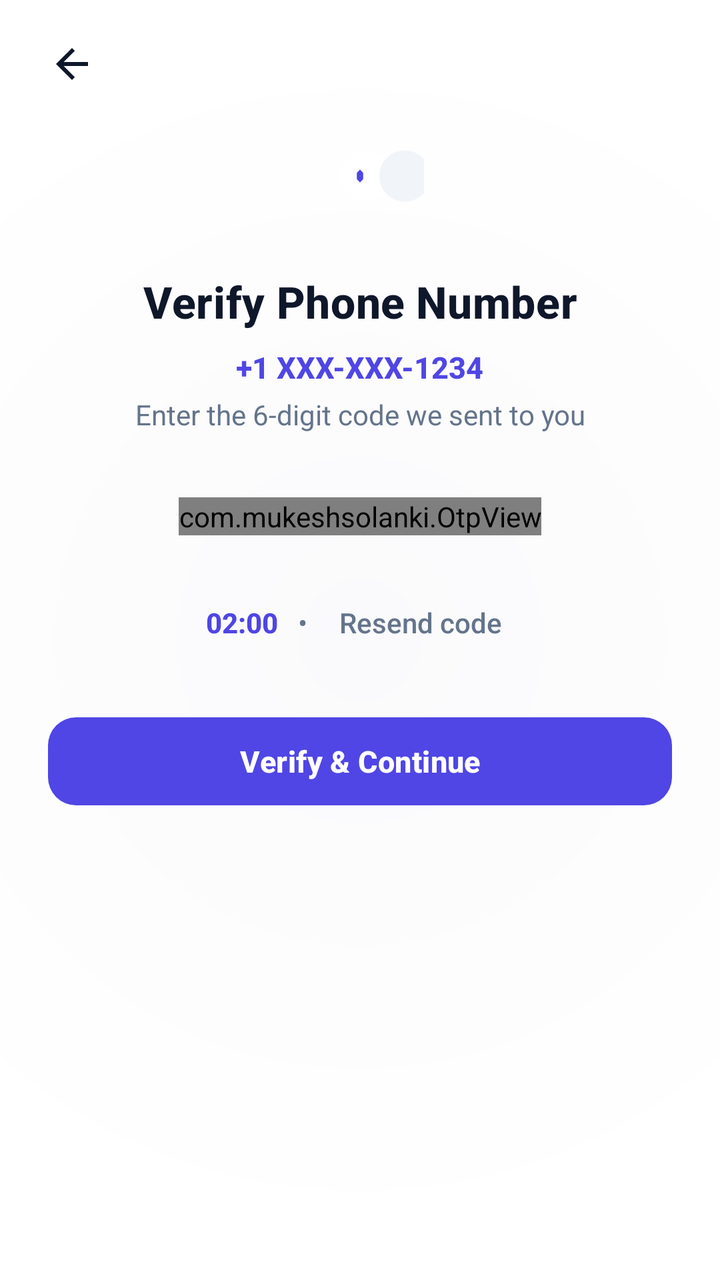
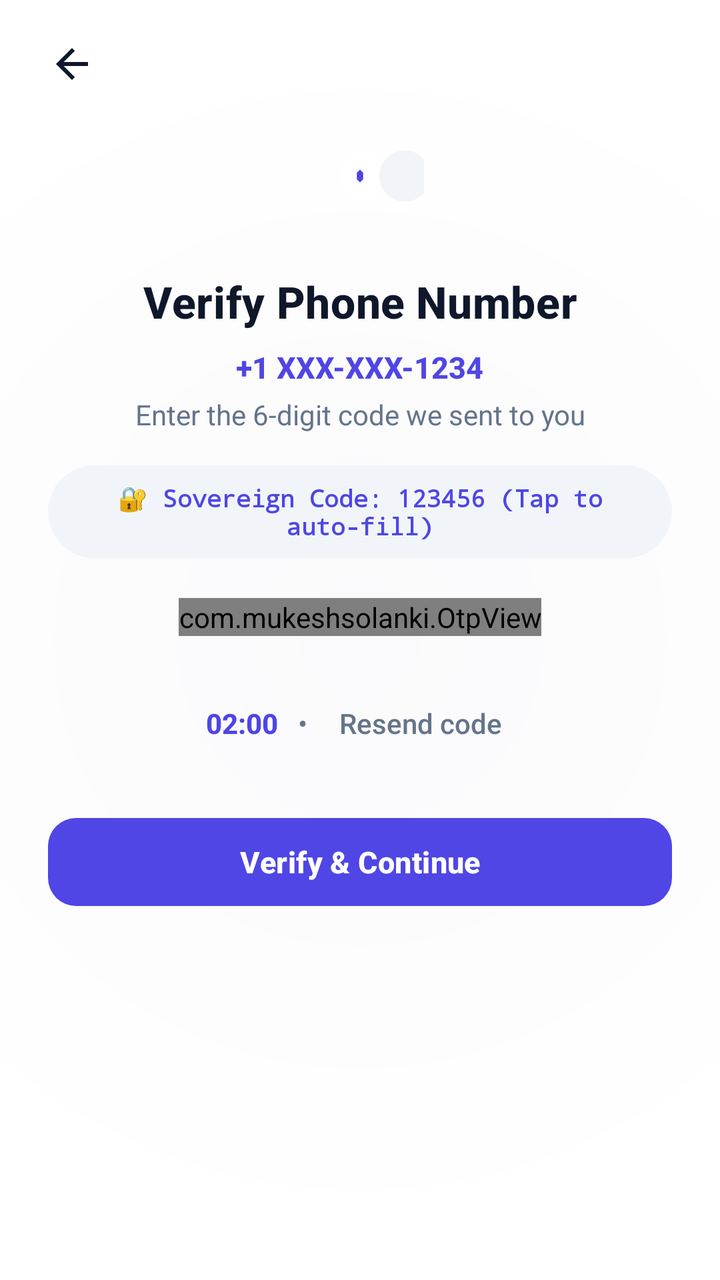

Before-and-after screenshots of an Android layout around one commit, followed by the original layout XML and the change that was made.
<!-- AndroidManifest.xml: application theme Theme.VEIL -->
<!-- res/layout/activity_otp_verification.xml -->
<?xml version="1.0" encoding="utf-8"?>
<FrameLayout xmlns:android="http://schemas.android.com/apk/res/android"
    xmlns:app="http://schemas.android.com/apk/res-auto"
    android:id="@+id/otp_root"
    android:layout_width="match_parent"
    android:layout_height="match_parent"
    android:background="@drawable/splash_background">

    
    <ImageView
        android:id="@+id/backButton"
        android:layout_width="40dp"
        android:layout_height="40dp"
        android:layout_gravity="top|start"
        android:layout_marginStart="16dp"
        android:layout_marginTop="12dp"
        android:background="?attr/selectableItemBackgroundBorderless"
        android:contentDescription="@string/back"
        android:padding="8dp"
        android:src="@drawable/ic_arrow_back"
        app:tint="@color/textPrimary" />

    
    <androidx.core.widget.NestedScrollView
        android:layout_width="match_parent"
        android:layout_height="match_parent"
        android:fillViewport="true"
        android:overScrollMode="never"
        android:scrollbars="none">

        <LinearLayout
            android:layout_width="match_parent"
            android:layout_height="wrap_content"
            android:layout_gravity="center"
            android:gravity="center_horizontal"
            android:maxWidth="440dp"
            android:orientation="vertical"
            android:paddingHorizontal="24dp"
            android:paddingTop="56dp"
            android:paddingBottom="32dp">

            
            <ImageView
                android:layout_width="64dp"
                android:layout_height="64dp"
                android:layout_marginBottom="16dp"
                android:contentDescription="@string/verify_phone_number"
                android:scaleType="fitCenter"
                android:src="@drawable/veil_logo" />

            <TextView
                android:layout_width="wrap_content"
                android:layout_height="wrap_content"
                android:fontFamily="sans-serif-medium"
                android:gravity="center"
                android:letterSpacing="0.01"
                android:text="@string/verify_phone_number"
                android:textColor="@color/textPrimary"
                android:textSize="22sp"
                android:textStyle="bold" />

            <TextView
                android:id="@+id/phoneNumberText"
                android:layout_width="wrap_content"
                android:layout_height="wrap_content"
                android:layout_marginTop="8dp"
                android:fontFamily="sans-serif-medium"
                android:gravity="center"
                android:text="+1 XXX-XXX-1234"
                android:textColor="@color/veil_accent"
                android:textSize="15sp"
                android:textStyle="bold" />

            <TextView
                android:layout_width="wrap_content"
                android:layout_height="wrap_content"
                android:layout_marginTop="4dp"
                android:layout_marginBottom="32dp"
                android:fontFamily="sans-serif"
                android:gravity="center"
                android:text="@string/enter_otp_hint"
                android:textColor="@color/textSecondary"
                android:textSize="14sp" />

            
            <com.mukeshsolanki.OtpView
                android:id="@+id/otpView"
                android:layout_width="wrap_content"
                android:layout_height="wrap_content"
                android:layout_gravity="center"
                android:layout_marginBottom="28dp"
                android:clickable="true"
                android:cursorVisible="true"
                android:focusable="true"
                android:focusableInTouchMode="true"
                android:fontFamily="sans-serif-medium"
                android:inputType="number"
                android:textColor="@color/textPrimary"
                android:textSize="20sp"
                android:textStyle="bold"
                app:OtpHideLineWhenFilled="true"
                app:OtpItemCount="6"
                app:OtpItemHeight="50dp"
                app:OtpItemRadius="12dp"
                app:OtpItemSpacing="8dp"
                app:OtpItemWidth="34dp"
                app:OtpLineColor="@color/veil_accent"
                app:OtpLineWidth="1.5dp"
                app:OtpViewType="rectangle" />

            
            <LinearLayout
                android:layout_width="match_parent"
                android:layout_height="wrap_content"
                android:layout_marginBottom="28dp"
                android:gravity="center"
                android:orientation="horizontal">

                <TextView
                    android:id="@+id/timerText"
                    android:layout_width="wrap_content"
                    android:layout_height="wrap_content"
                    android:fontFamily="sans-serif-medium"
                    android:text="02:00"
                    android:textColor="@color/veil_accent"
                    android:textSize="14sp"
                    android:textStyle="bold" />

                <TextView
                    android:layout_width="wrap_content"
                    android:layout_height="wrap_content"
                    android:layout_marginHorizontal="10dp"
                    android:text="•"
                    android:textColor="@color/textSecondary"
                    android:textSize="14sp" />

                <TextView
                    android:id="@+id/resendCodeText"
                    android:layout_width="wrap_content"
                    android:layout_height="wrap_content"
                    android:background="?attr/selectableItemBackground"
                    android:clickable="false"
                    android:fontFamily="sans-serif-medium"
                    android:padding="6dp"
                    android:text="@string/resend_code"
                    android:textColor="@color/textSecondary"
                    android:textSize="14sp" />

            </LinearLayout>

            
            <FrameLayout
                android:layout_width="match_parent"
                android:layout_height="52dp">

                <com.google.android.material.button.MaterialButton
                    android:id="@+id/verifyButton"
                    style="@style/Widget.Material3.Button.UnelevatedButton"
                    android:layout_width="match_parent"
                    android:layout_height="match_parent"
                    android:letterSpacing="0.01"
                    android:text="@string/verify_continue"
                    android:textAllCaps="false"
                    android:textColor="@android:color/white"
                    android:textSize="15sp"
                    android:textStyle="bold"
                    app:backgroundTint="@color/colorPrimary"
                    app:cornerRadius="14dp" />

                <ProgressBar
                    android:id="@+id/progressBar"
                    android:layout_width="26dp"
                    android:layout_height="26dp"
                    android:layout_gravity="center"
                    android:indeterminate="true"
                    android:indeterminateTint="@android:color/white"
                    android:visibility="gone" />
            </FrameLayout>

        </LinearLayout>
    </androidx.core.widget.NestedScrollView>

</FrameLayout>
<!-- resources referenced by this layout -->
<resources>
  <color name="colorPrimary">#4F46E5</color>
  <color name="textPrimary">#0F172A</color>
  <color name="textSecondary">#64748B</color>
  <color name="veil_accent">#4F46E5</color>
  <!-- drawable ic_arrow_back (drawable) -->
  <vector xmlns:android="http://schemas.android.com/apk/res/android"
      android:width="24dp"
      android:height="24dp"
      android:viewportWidth="24"
      android:viewportHeight="24">
      <path
          android:fillColor="@color/text_primary"
          android:pathData="M20,11H7.83l5.59,-5.59L12,4l-8,8 8,8 1.41,-1.41L7.83,13H20v-2z"/>
  </vector>
  <!-- drawable splash_background (drawable) -->
  <?xml version="1.0" encoding="utf-8"?>
  <shape xmlns:android="http://schemas.android.com/apk/res/android">
      <gradient
          android:type="radial"
          android:gradientRadius="85%p"
          android:centerX="50%"
          android:centerY="50%"
          android:startColor="@color/veil_primary_dark"
          android:endColor="@color/veil_primary" />
  </shape>
  <!-- drawable veil_logo (drawable) -->
  <?xml version="1.0" encoding="utf-8"?>
  <vector xmlns:android="http://schemas.android.com/apk/res/android"
      android:width="200dp"
      android:height="200dp"
      android:viewportWidth="200"
      android:viewportHeight="200">
  
      
      <path
          android:fillColor="@color/veil_primary"
          android:pathData="M 70,100 a 40,40 0 1,1 0,0.1 z" />
  
      
      <path
          android:fillColor="@color/veil_primary_light"
          android:pathData="M 130,100 a 40,40 0 1,1 0,0.1 z" />
  
      
      <path
          android:fillColor="@color/veil_accent"
          android:pathData="M 95,95 L 100,90 L 105,95 L 105,105 L 100,110 L 95,105 Z" />
  
  </vector>
  <string name="back">Back</string>
  <string name="enter_otp_hint">Enter the 6-digit code we sent to you</string>
  <string name="resend_code">Resend code</string>
  <string name="verify_continue">Verify &amp; Continue</string>
  <string name="verify_phone_number">Verify Phone Number</string>
  <style name="Theme.VEIL" parent="Base.Theme.VEIL" />
  <color name="text_primary">#0F172A</color>
  <color name="veil_primary_dark">#FAFAFC</color>
  <color name="veil_primary">#FFFFFF</color>
  <color name="veil_primary_light">#F1F5F9</color>
  <color name="colorOnPrimary">#FFFFFF</color>
  <color name="colorPrimaryContainer">#EEF2FF</color>
  <color name="colorOnPrimaryContainer">#3730A3</color>
  <color name="colorSurface">#FFFFFF</color>
  <color name="colorSurfaceVariant">#F1F5F9</color>
  <color name="colorOutline">#E2E8F0</color>
  <color name="colorBackground">#FAFAFC</color>
  <style name="ModernBottomSheetDialogTheme" parent="Theme.Material3.DayNight.BottomSheetDialog">
          <item name="bottomSheetStyle">@style/ModernBottomSheetStyle</item>
          <item name="android:windowIsFloating">false</item>
          <item name="android:statusBarColor">@android:color/transparent</item>
          <item name="android:navigationBarColor">@android:color/transparent</item>
      </style>
  <style name="ModernBottomSheetStyle" parent="Widget.Material3.BottomSheet">
          <item name="android:background">@android:color/transparent</item>
      </style>
  <!-- unchanged entries left out for length: 1 -->
</resources>

<!-- the commit's change to res/layout/activity_otp_verification.xml (unified diff, before → after) -->
@@ -75,12 +75,30 @@
                 android:layout_width="wrap_content"
                 android:layout_height="wrap_content"
                 android:layout_marginTop="4dp"
-                android:layout_marginBottom="32dp"
+                android:layout_marginBottom="16dp"
                 android:fontFamily="sans-serif"
                 android:gravity="center"
                 android:text="@string/enter_otp_hint"
                 android:textColor="@color/textSecondary"
                 android:textSize="14sp" />
+
+            
+            <TextView
+                android:id="@+id/tvSovereignOtpHelper"
+                android:layout_width="wrap_content"
+                android:layout_height="wrap_content"
+                android:layout_marginBottom="20dp"
+                android:background="@drawable/input_background"
+                android:clickable="true"
+                android:focusable="true"
+                android:fontFamily="monospace"
+                android:gravity="center"
+                android:paddingHorizontal="14dp"
+                android:paddingVertical="8dp"
+                android:text="🔐 Sovereign Code: 123456 (Tap to auto-fill)"
+                android:textColor="@color/veil_accent"
+                android:textSize="12sp"
+                android:textStyle="bold" />
 
             
             <com.mukeshsolanki.OtpView
@@ -103,7 +121,7 @@
                 app:OtpItemHeight="50dp"
                 app:OtpItemRadius="12dp"
                 app:OtpItemSpacing="8dp"
-                app:OtpItemWidth="34dp"
+                app:OtpItemWidth="38dp"
                 app:OtpLineColor="@color/veil_accent"
                 app:OtpLineWidth="1.5dp"
                 app:OtpViewType="rectangle" />
<!-- resource entries referenced after the edit -->
@@ -14,6 +14,13 @@
           android:fillColor="@color/text_primary"
           android:pathData="M20,11H7.83l5.59,-5.59L12,4l-8,8 8,8 1.41,-1.41L7.83,13H20v-2z"/>
   </vector>
+  <!-- drawable input_background (drawable) -->
+  <?xml version="1.0" encoding="utf-8"?>
+  <shape xmlns:android="http://schemas.android.com/apk/res/android"
+      android:shape="rectangle">
+      <corners android:radius="24dp" />
+      <solid android:color="@color/veil_primary_light" />
+  </shape>
   <!-- drawable splash_background (drawable) -->
   <?xml version="1.0" encoding="utf-8"?>
   <shape xmlns:android="http://schemas.android.com/apk/res/android">
